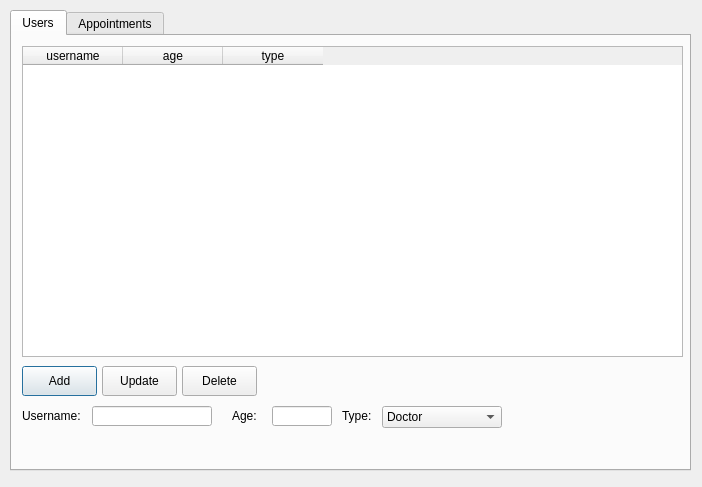
Qt form adminwindow.ui (Moaz-Allam-Flutter/Hospital_System) before a commit.
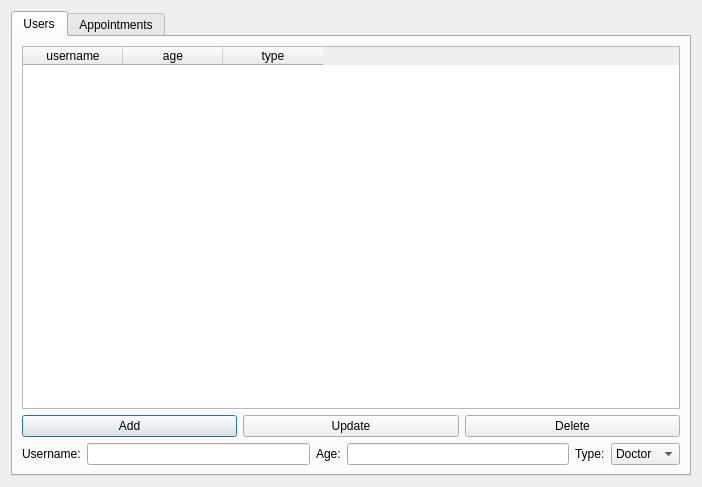
The same form after that commit.

Commit message: changeing the logic of adding and deleting users by the admin

Diff of the .ui file:
```diff
--- a/adminwindow.ui
+++ b/adminwindow.ui
@@ -13,15 +13,9 @@
   <property name="windowTitle">
    <string>Admin Window</string>
   </property>
+  <layout class="QVBoxLayout" name="verticalLayout">
+   <item>
   <widget class="QTabWidget" name="tabWidget">
-   <property name="geometry">
-    <rect>
-     <x>10</x>
-     <y>10</y>
-     <width>681</width>
-     <height>461</height>
-    </rect>
-   </property>
    <property name="currentIndex">
     <number>0</number>
    </property>
@@ -29,15 +23,9 @@
     <attribute name="title">
      <string>Users</string>
     </attribute>
+      <layout class="QVBoxLayout" name="verticalLayout_2">
+       <item>
     <widget class="QTableWidget" name="tableWidget">
-     <property name="geometry">
-      <rect>
-       <x>10</x>
-       <y>10</y>
-       <width>661</width>
-       <height>311</height>
-      </rect>
-     </property>
      <column>
       <property name="text">
        <string>username</string>
@@ -54,113 +42,63 @@
       </property>
      </column>
     </widget>
+       </item>
+       <item>
+        <layout class="QHBoxLayout" name="horizontalLayout">
+         <item>
     <widget class="QPushButton" name="pushButtonAdd">
-     <property name="geometry">
-      <rect>
-       <x>10</x>
-       <y>330</y>
-       <width>75</width>
-       <height>30</height>
-      </rect>
-     </property>
      <property name="text">
       <string>Add</string>
      </property>
     </widget>
+         </item>
+         <item>
     <widget class="QPushButton" name="pushButtonUpdate">
-     <property name="geometry">
-      <rect>
-       <x>90</x>
-       <y>330</y>
-       <width>75</width>
-       <height>30</height>
-      </rect>
-     </property>
      <property name="text">
       <string>Update</string>
      </property>
     </widget>
+         </item>
+         <item>
     <widget class="QPushButton" name="pushButtonDelete">
-     <property name="geometry">
-      <rect>
-       <x>170</x>
-       <y>330</y>
-       <width>75</width>
-       <height>30</height>
-      </rect>
-     </property>
      <property name="text">
       <string>Delete</string>
      </property>
     </widget>
+         </item>
+        </layout>
+       </item>
+       <item>
+        <layout class="QHBoxLayout" name="horizontalLayout_2">
+         <item>
     <widget class="QLabel" name="labelUsername">
-     <property name="geometry">
-      <rect>
-       <x>10</x>
-       <y>370</y>
-       <width>60</width>
-       <height>20</height>
-      </rect>
-     </property>
      <property name="text">
       <string>Username:</string>
      </property>
     </widget>
-    <widget class="QLineEdit" name="lineEditUsername">
-     <property name="geometry">
-      <rect>
-       <x>80</x>
-       <y>370</y>
-       <width>120</width>
-       <height>20</height>
-      </rect>
-     </property>
-    </widget>
+         </item>
+         <item>
+          <widget class="QLineEdit" name="lineEditUsername"/>
+         </item>
+         <item>
     <widget class="QLabel" name="labelAge">
-     <property name="geometry">
-      <rect>
-       <x>220</x>
-       <y>370</y>
-       <width>30</width>
-       <height>20</height>
-      </rect>
-     </property>
      <property name="text">
       <string>Age:</string>
      </property>
     </widget>
-    <widget class="QLineEdit" name="lineEditAge">
-     <property name="geometry">
-      <rect>
-       <x>260</x>
-       <y>370</y>
-       <width>60</width>
-       <height>20</height>
-      </rect>
-     </property>
-    </widget>
+         </item>
+         <item>
+          <widget class="QLineEdit" name="lineEditAge"/>
+         </item>
+         <item>
     <widget class="QLabel" name="labelType">
-     <property name="geometry">
-      <rect>
-       <x>330</x>
-       <y>370</y>
-       <width>30</width>
-       <height>20</height>
-      </rect>
-     </property>
      <property name="text">
       <string>Type:</string>
      </property>
     </widget>
+         </item>
+         <item>
     <widget class="QComboBox" name="comboBoxType">
-     <property name="geometry">
-      <rect>
-       <x>370</x>
-       <y>370</y>
-       <width>120</width>
-       <height>22</height>
-      </rect>
-     </property>
      <item>
       <property name="text">
        <string>Doctor</string>
@@ -172,6 +110,10 @@
       </property>
      </item>
     </widget>
+         </item>
+        </layout>
+       </item>
+      </layout>
    </widget>
    <widget class="QWidget" name="tab">
     <attribute name="title">
@@ -179,6 +121,8 @@
     </attribute>
    </widget>
   </widget>
+   </item>
+  </layout>
  </widget>
  <resources/>
  <connections/>
```
Lines whose indentation alone changed are shown as unchanged. The commit also changes 2 other files.
